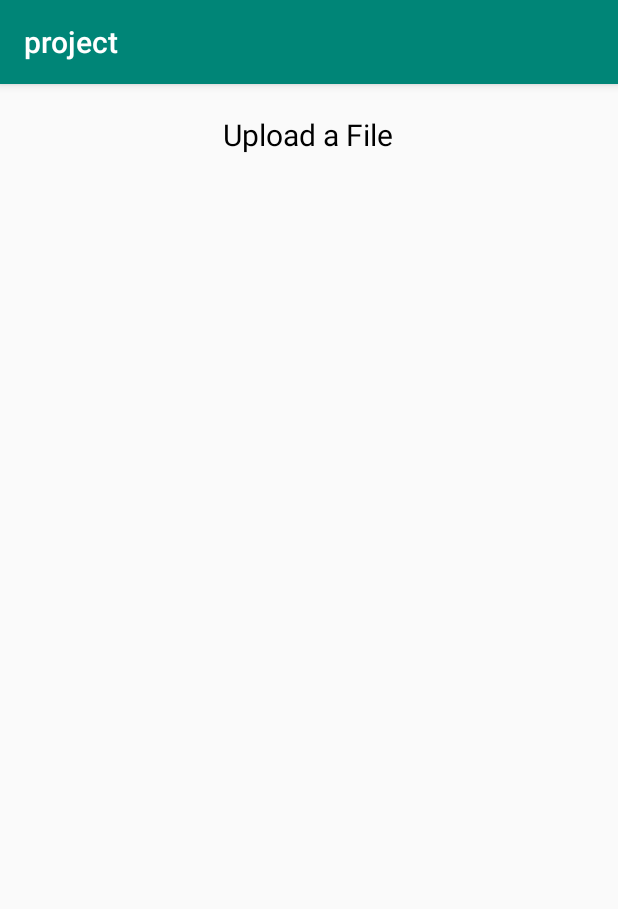
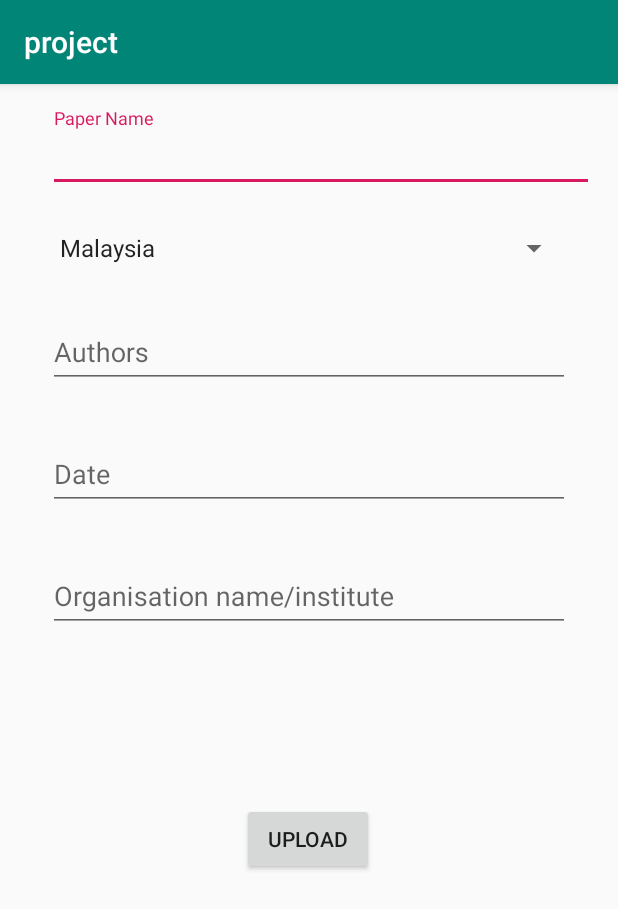
Before and after one commit to rishab247/Teachers-desk, an Android app: the Upload screen opened directly, with no data from a screen before it, on a phone screen of 412 x 824 dp. Shown: the top 909 px of the screen. Run offline under Robolectric (Android 15) with nearby library versions, the phone set to English and light mode, and no system bars.

Commit message:
Upload Page added.

```diff
--- a/app/src/main/java/com/cu/project/Upload.java
+++ b/app/src/main/java/com/cu/project/Upload.java
@@ -3,12 +3,26 @@ package com.cu.project;
 import androidx.appcompat.app.AppCompatActivity;
 
 import android.os.Bundle;
+import android.view.View;
+import android.widget.Button;
+import android.widget.Toast;
 
 public class Upload extends AppCompatActivity {
+
+    Button savebtn;
 
     @Override
     protected void onCreate(Bundle savedInstanceState) {
         super.onCreate(savedInstanceState);
         setContentView(R.layout.activity_upload);
+
+        savebtn = findViewById(R.id.savebtn_ID);
+
+        savebtn.setOnClickListener(new View.OnClickListener() {
+            @Override
+            public void onClick(View v) {
+                Toast.makeText(getApplicationContext() , "Uploaded Successfully" , Toast.LENGTH_LONG).show();
+            }
+        });
     }
 }
--- a/app/src/main/res/layout/activity_upload.xml
+++ b/app/src/main/res/layout/activity_upload.xml
@@ -7,18 +7,124 @@
     tools:context=".Upload">
 
 
-    <TextView
-        android:id="@+id/heading_Id"
+    <com.google.android.material.textfield.TextInputLayout
+        android:id="@+id/textInputLayout1"
+        android:layout_width="match_parent"
+        android:layout_height="wrap_content"
+        android:layout_marginStart="32dp"
+        android:layout_marginTop="16dp"
+        android:layout_marginEnd="16dp"
+        app:layout_constraintStart_toStartOf="parent"
+        app:layout_constraintTop_toTopOf="parent">
+
+        <com.google.android.material.textfield.TextInputEditText
+            android:id="@+id/paper_name"
+            android:layout_width="match_parent"
+            android:layout_height="match_parent"
+            android:hint="Paper Name"
+            android:inputType="text" />
+
+    </com.google.android.material.textfield.TextInputLayout>
+
+
+    <com.google.android.material.textfield.TextInputLayout
+        android:id="@+id/textInputLayout2"
+        android:layout_width="match_parent"
+        android:layout_height="wrap_content"
+        android:layout_marginStart="32dp"
+        android:layout_marginTop="25dp"
+        android:layout_marginEnd="32dp"
+        app:layout_constraintEnd_toEndOf="parent"
+        app:layout_constraintStart_toStartOf="parent"
+        app:layout_constraintTop_toBottomOf="@+id/textInputLayout1"
+        >
+
+        <androidx.appcompat.widget.AppCompatSpinner
+            android:layout_width="match_parent"
+            android:layout_height="wrap_content"
+            android:animateLayoutChanges="true"
+            android:entries="@array/country_arrays"
+            android:prompt="@string/country_prompt"
+            android:spinnerMode="dialog" />
+
+    </com.google.android.material.textfield.TextInputLayout>
+
+
+    <com.google.android.material.textfield.TextInputLayout
+        android:id="@+id/textInputLayout3"
+        android:layout_width="0dp"
+        android:layout_height="wrap_content"
+        android:layout_marginStart="32dp"
+        android:layout_marginTop="25dp"
+        android:layout_marginEnd="32dp"
+        app:layout_constraintEnd_toEndOf="parent"
+        app:layout_constraintHorizontal_bias="1.0"
+        app:layout_constraintStart_toStartOf="parent"
+        app:layout_constraintTop_toBottomOf="@+id/textInputLayout2">
+
+        <com.google.android.material.textfield.TextInputEditText
+            android:id="@+id/emailregisteretext"
+            android:layout_width="match_parent"
+            android:layout_height="match_parent"
+            android:hint="Authors"
+            android:inputType="text" />
+
+    </com.google.android.material.textfield.TextInputLayout>
+
+
+    <com.google.android.material.textfield.TextInputLayout
+        android:id="@+id/textInputLayout4"
+        android:layout_width="0dp"
+        android:layout_height="wrap_content"
+        android:layout_marginStart="32dp"
+        android:layout_marginTop="25dp"
+        android:layout_marginEnd="32dp"
+        app:layout_constraintEnd_toEndOf="parent"
+        app:layout_constraintHorizontal_bias="1.0"
+        app:layout_constraintStart_toStartOf="parent"
+        app:layout_constraintTop_toBottomOf="@+id/textInputLayout3">
+
+        <com.google.android.material.textfield.TextInputEditText
+            android:id="@+id/publish_date"
+            android:layout_width="match_parent"
+            android:layout_height="match_parent"
+            android:hint="Date"
+            android:inputType="date" />
+
+    </com.google.android.material.textfield.TextInputLayout>
+
+    <com.google.android.material.textfield.TextInputLayout
+        android:id="@+id/textInputLayout5"
+        android:layout_width="0dp"
+        android:layout_height="wrap_content"
+        android:layout_marginStart="32dp"
+        android:layout_marginTop="25dp"
+        android:layout_marginEnd="32dp"
+        app:layout_constraintEnd_toEndOf="parent"
+        app:layout_constraintHorizontal_bias="1.0"
+        app:layout_constraintStart_toStartOf="parent"
+        app:layout_constraintTop_toBottomOf="@+id/textInputLayout4">
+
+        <com.google.android.material.textfield.TextInputEditText
+            android:id="@+id/organistaionname_id"
+            android:layout_width="match_parent"
+            android:layout_height="match_parent"
+            android:hint="Organisation name/institute"
+            android:inputType="text" />
+
+    </com.google.android.material.textfield.TextInputLayout>
+
+    <Button
+        android:id="@+id/savebtn_ID"
         android:layout_width="wrap_content"
         android:layout_height="wrap_content"
-        android:text="Upload a File"
-        android:textColor="#000"
-        android:textSize="20sp"
+        android:text="Upload"
         app:layout_constraintBottom_toBottomOf="parent"
         app:layout_constraintEnd_toEndOf="parent"
         app:layout_constraintHorizontal_bias="0.498"
         app:layout_constraintStart_toStartOf="parent"
-        app:layout_constraintTop_toTopOf="parent"
-        app:layout_constraintVertical_bias="0.027" />
+        app:layout_constraintTop_toBottomOf="@+id/textInputLayout5"
+        app:layout_constraintVertical_bias="0.321"/>
+
 
 </androidx.constraintlayout.widget.ConstraintLayout>
--- a/app/src/main/res/values/strings.xml
+++ b/app/src/main/res/values/strings.xml
@@ -3,4 +3,17 @@
 
     <!-- TODO: Remove or change this placeholder text -->
     <string name="hello_blank_fragment">Hello blank fragment</string>
+
+    <string name="country_prompt">Choose a country</string>
+
+    <string-array name="country_arrays">
+        <item>Malaysia</item>
+        <item>United States</item>
+        <item>Indonesia</item>
+        <item>France</item>
+        <item>Italy</item>
+        <item>Singapore</item>
+        <item>New Zealand</item>
+        <item>India</item>
+    </string-array>
 </resources>
```
